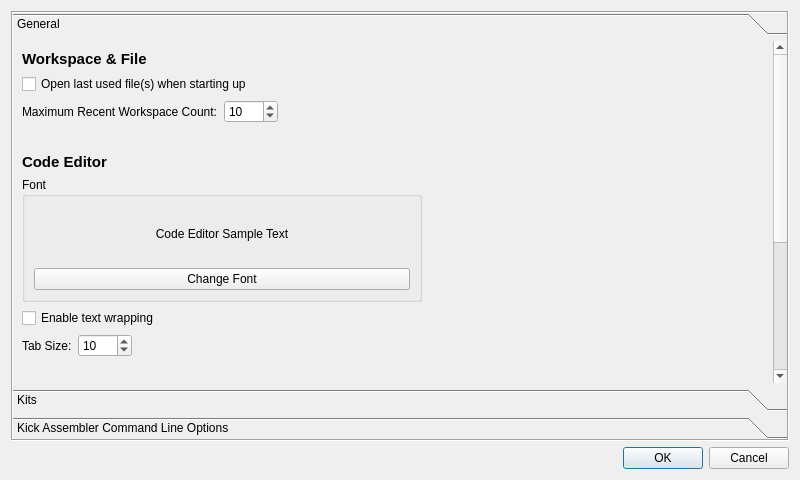
Before: the Qt Designer form settingswindow.ui in emartisoft/IDE65XX, drawn with Qt 5.
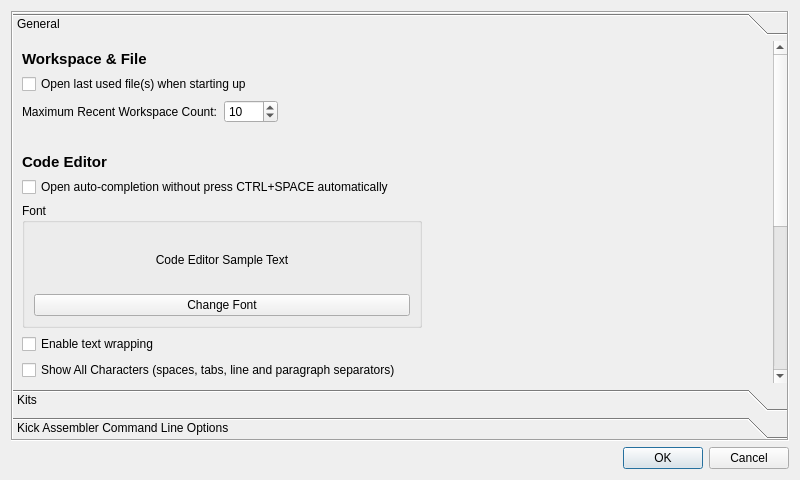
After: the same form once the commit is applied. The open tabs and pages were chosen to show the change.

Commit message: Added Show All Characters and auto-completion settings for editor

Diff of the .ui file:
```diff
--- a/settingswindow.ui
+++ b/settingswindow.ui
@@ -49,7 +49,7 @@
         <x>0</x>
         <y>0</y>
         <width>761</width>
-        <height>579</height>
+        <height>625</height>
        </rect>
       </property>
       <attribute name="label">
@@ -150,6 +150,13 @@
          </property>
         </widget>
        </item>
+       <item>
+        <widget class="QCheckBox" name="cAutoCompletion">
+         <property name="text">
+          <string>Open auto-completion without press CTRL+SPACE automatically</string>
+         </property>
+        </widget>
+       </item>
        <item>
         <layout class="QHBoxLayout" name="horizontalLayout_51">
          <item>
@@ -212,6 +219,13 @@
          </property>
         </widget>
        </item>
+       <item>
+        <widget class="QCheckBox" name="cShowAllCharacters">
+         <property name="text">
+          <string>Show All Characters (spaces, tabs, line and paragraph separators)</string>
+         </property>
+        </widget>
+       </item>
        <item>
         <layout class="QHBoxLayout" name="horizontalLayout_57">
          <item>
```
Left out of the diff: 4 changed lines with no effect on the pictures. The commit also changes 11 other files.
